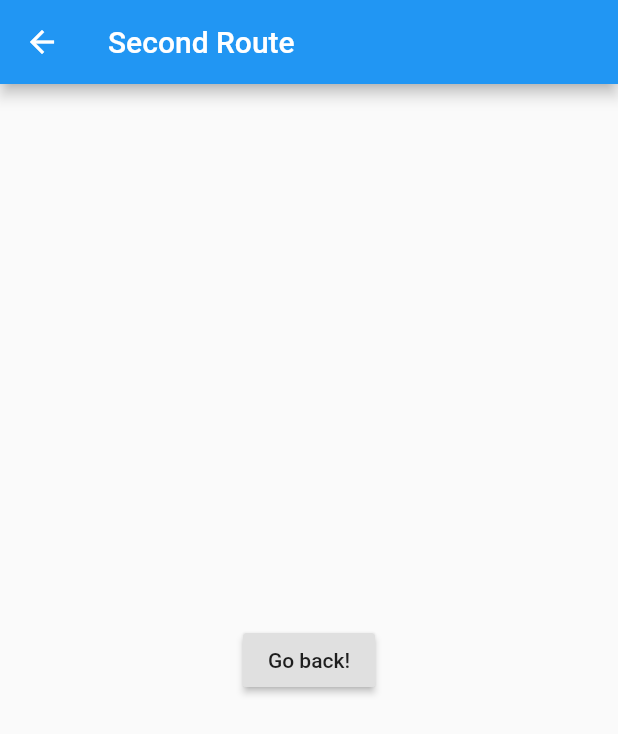
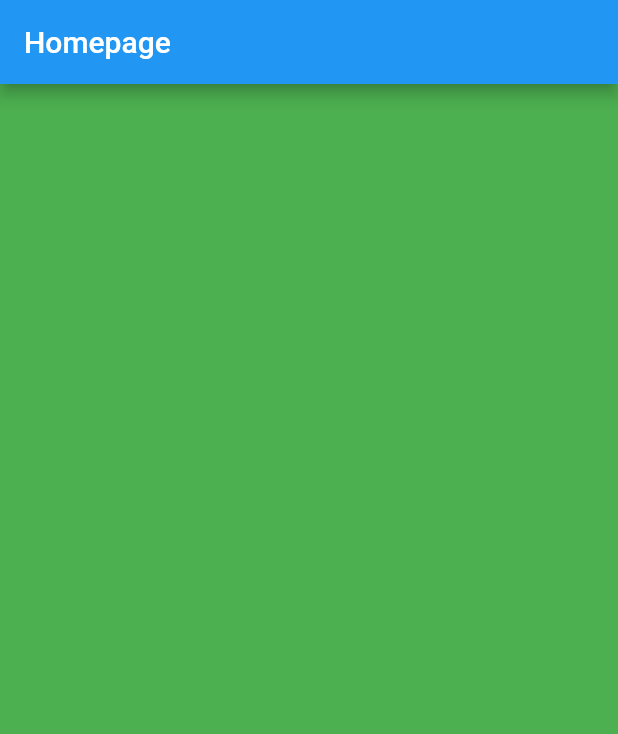
Before and after one commit to brucemakallan/TeensApp, a Flutter app: the Home screen opened directly, on a phone screen of 412 x 824 dp. Shown: the top 734 px of the screen. Run offline on Flutter 3.47's test engine with Material 2 defaults, Android fonts, the light colour scheme and no system bars; our stand-ins replace flare_flutter; missing offline and left inert: polygon_clipper.

Commit message:
Setup Proper navigation to prevent going back to Splash

```diff
--- a/lib/main.dart
+++ b/lib/main.dart
@@ -1,12 +1,14 @@
 import 'package:flutter/material.dart';
 
-import './widgets/landing_page.dart';
+import './widgets/splash_screen.dart';
 
 void main() => runApp(App());
 
 class App extends StatelessWidget {
   @override
   Widget build(BuildContext context) {
-    return LandingPage();
+    return MaterialApp(
+      home: SplashScreen(),
+    );
   }
 }
--- a/lib/widgets/home.dart
+++ b/lib/widgets/home.dart
@@ -1,19 +1,59 @@
 import 'package:flutter/material.dart';
 
-class Home extends StatelessWidget {
+class Home extends StatefulWidget {
+  @override
+  _HomeState createState() => _HomeState();
+}
+
+class _HomeState extends State<Home> {
+  final PageController pageController = PageController(initialPage: 0);
+  final int numberOfPages = 2;
+  int currentPage = 0;
+
+  @override
+  void initState() {
+    pageController.addListener(() {
+      int next = pageController.page.round();
+      if (currentPage != next) {
+        setState(() {
+          currentPage = next;
+        });
+      }
+    });
+    super.initState();
+  }
+
   @override
   Widget build(BuildContext context) {
     return Scaffold(
       appBar: AppBar(
-        title: Text("Second Route"),
+        title: Text("Homepage"),
       ),
-      body: Center(
-        child: RaisedButton(
-          onPressed: () {
-            // Navigate back to first route when tapped.
-          },
-          child: Text('Go back!'),
-        ),
+      body: PageView.builder(
+        controller: pageController,
+        itemCount: numberOfPages,
+        itemBuilder: (context, int currentIndex) {
+          bool active = currentPage == currentIndex;
+          return SafeArea(child: _buildPage(active));
+        },
+      ),
+    );
+  }
+
+  Widget _buildPage(bool isActive) {
+    final double topAndBottom = isActive ? 0 : 200;
+    final double leftAndRight = isActive ? 0 : 150;
+
+    return AnimatedContainer(
+      duration: Duration(milliseconds: 2000),
+      curve: Curves.easeOutExpo,
+      margin: EdgeInsets.only(
+          top: topAndBottom,
+          bottom: topAndBottom,
+          left: leftAndRight,
+          right: leftAndRight),
+      child: Container(
+        color: Colors.green,
       ),
     );
   }
--- a/lib/widgets/landing_page.dart
+++ /dev/null
@@ -1,65 +0,0 @@
-import 'package:flutter/material.dart';
-
-import './splash_screen.dart';
-
-class LandingPage extends StatefulWidget {
-  @override
-  LandingPageState createState() => LandingPageState();
-}
-
-class LandingPageState extends State<LandingPage> {
-  final PageController pageController = PageController(initialPage: 0);
-  final int numberOfPages = 2;
-  int currentPage = 0;
-
-  @override
-  void initState() {
-    pageController.addListener(() {
-      int next = pageController.page.round();
-      if (currentPage != next) {
-        setState(() {
-          currentPage = next;
-        });
-      }
-    });
-    super.initState();
-  }
-
-  @override
-  Widget build(BuildContext context) {
-    return MaterialApp(
-      home: Scaffold(
-        body: PageView.builder(
-          scrollDirection: Axis.horizontal,
-          controller: pageController,
-          itemCount: numberOfPages,
-          itemBuilder: (context, int currentIndex) {
-            bool active = currentPage == currentIndex;
-            if (currentIndex == 0)
-              return SplashScreen(pageController);
-            else
-              return SafeArea(child: _buildHomePage(active));
-          },
-        ),
-      ),
-    );
-  }
-
-  Widget _buildHomePage(bool isActive) {
-    final double topAndBottom = isActive ? 0 : 200;
-    final double leftAndRight = isActive ? 0 : 150;
-
-    return AnimatedContainer(
-      duration: Duration(milliseconds: 2000),
-      curve: Curves.easeOutExpo,
-      margin: EdgeInsets.only(
-          top: topAndBottom,
-          bottom: topAndBottom,
-          left: leftAndRight,
-          right: leftAndRight),
-      child: Container(
-        color: Colors.black,
-      ),
-    );
-  }
-}
```
Also changed, not shown: lib/widgets/splash_screen.dart (+27 -9 lines).
